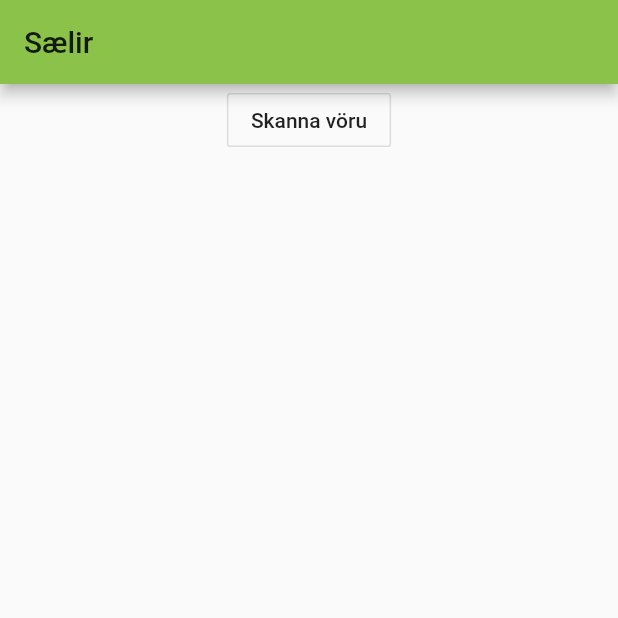
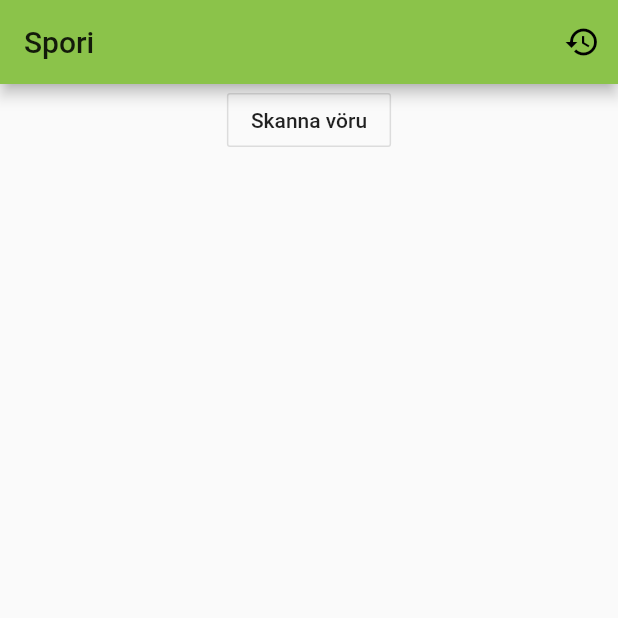
Before and after one commit to rfb2/project_spori, a Flutter app: the screen it shows after launch, after a tap on "Skanna vöru", on a phone screen of 412 x 824 dp, the top half of it. Run offline on Flutter 3.47's test engine with Material 2 defaults, Android fonts, the phone set to English and light mode, and no system bars; our stand-ins replace camera; missing offline and left inert: barcode_scan; network calls fail; statements that could not run were skipped.

Commit message:
App now fetches products with barcode

```diff
--- /dev/null
+++ b/lib/dataClasses.dart
@@ -0,0 +1,22 @@
+class Product {
+  final int id;
+  final String name;
+  final String code;
+  final String packaging;
+  final String origin;
+  final num score;
+
+  Product(
+      {this.id, this.name, this.code, this.packaging, this.origin, this.score});
+
+  factory Product.fromJson(Map<String, dynamic> json) {
+    return Product(
+      id: json['id'],
+      name: json['name'],
+      code: json['code'],
+      packaging: json['packaging'],
+      origin: json['origin'],
+      score: json['score'],
+    );
+  }
+}
--- /dev/null
+++ b/lib/fetchData.dart
@@ -0,0 +1,18 @@
+import 'dart:convert';
+
+import 'package:http/http.dart' as http;
+import 'dataClasses.dart';
+
+Future<Product> fetchProduct(String barcode) async {
+  final response = await http.get('https://spori-backend.herokuapp.com/products/$barcode');
+
+  if (response.statusCode == 200) {
+    // If the server did return a 200 OK response,
+    // then parse the JSON.
+    return Product.fromJson(json.decode(response.body));
+  } else {
+    // If the server did not return a 200 OK response,
+    // then throw an exception.
+    throw Exception('Failed to load Product');
+  }
+}
--- a/lib/main.dart
+++ b/lib/main.dart
@@ -2,6 +2,8 @@ import 'package:camera/camera.dart';
 import 'package:flutter/cupertino.dart';
 import 'package:flutter/material.dart';
 import 'package:barcode_scan/barcode_scan.dart';
+import 'fetchData.dart';
+import 'dataClasses.dart';
 
 void main() => runApp(MyApp());
 
@@ -12,15 +14,6 @@ class MyApp extends StatelessWidget {
     return MaterialApp(
       title: 'Project Spori',
       theme: ThemeData(
-        // This is the theme of your application.
-        //
-        // Try running your application with "flutter run". You'll see the
-        // application has a blue toolbar. Then, without quitting the app, try
-        // changing the primarySwatch below to Colors.green and then invoke
-        // "hot reload" (press "r" in the console where you ran "flutter run",
-        // or simply save your changes to "hot reload" in a Flutter IDE).
-        // Notice that the counter didn't reset back to zero; the application
-        // is not restarted.
         primarySwatch: Colors.lightGreen,
       ),
       home: MyHomePage(),
@@ -42,7 +35,11 @@ class MyHomePage extends StatefulWidget {
 
 class _MyHomePageState extends State<MyHomePage> {
   CameraController _controller;
-  String _barcode = 'No data';
+  final Set<Product> _history = Set<Product>();
+  String _barcode = '';
+  String _name = '';
+  num _score = -1;
+  Image _image;
 
   @override
   void initState() {
@@ -71,7 +68,13 @@ class _MyHomePageState extends State<MyHomePage> {
       appBar: AppBar(
         // Here we take the value from the MyHomePage object that was created by
         // the App.build method, and use it to set our appbar title.
-        title: Text("Sælir"),
+        title: Text("Spori"),
+        actions: <Widget>[
+          IconButton(
+            icon: Icon(Icons.history),
+            onPressed: _pushHistory,
+          ),
+        ],
       ),
       body: Center(
         child: Column(
@@ -81,22 +84,74 @@ class _MyHomePageState extends State<MyHomePage> {
               // in the middle of the parent.
               child: OutlineButton(
                 child: Text("Skanna vöru"),
-                onPressed: getBarcode,
+                onPressed: getProduct,
               ),
             ),
-            Center(
-              child: Text('$_barcode'),
-            ),
+            if (_name.length != 0)
+              Card(
+                child: Column(
+                  children: <Widget>[
+                    if (_barcode.length != 0) Center(child: Text('$_barcode')),
+                    if (_name.length != 0)
+                      Center(
+                        child: Text(
+                          '$_name',
+                          style: TextStyle(
+                              fontWeight: FontWeight.bold, fontSize: 24),
+                        ),
+                      ),
+                    if (_score != -1)
+                      Center(
+                          child: Text(
+                        '$_score',
+                        style: TextStyle(
+                            fontWeight: FontWeight.bold, fontSize: 24),
+                      )),
+                  ],
+                ),
+              ),
           ],
         ),
       ), // This trailing comma makes auto-formatting nicer for build methods.
     );
   }
 
-  Future<void> getBarcode() async {
+  void _pushHistory() {
+    Navigator.of(context).push(
+      MaterialPageRoute<void>(
+        builder: (BuildContext context) {
+          final Iterable<ListTile> tiles = _history.map((Product prod) {
+            return ListTile(
+              title: Text(
+                prod.name,
+              ),
+            );
+          });
+          final List<Widget> divided = ListTile.divideTiles(
+            context: context,
+            tiles: tiles,
+          ).toList();
+          return Scaffold(
+            appBar: AppBar(
+              title: Text('History'),
+            ),
+            body: ListView(children: divided),
+          );
+        },
+      ),
+    );
+  }
+
+  Future<void> getProduct() async {
     String barcode = await BarcodeScanner.scan();
+    Product prod = await fetchProduct(barcode);
+    // Image img = Image.network('https://cdn.aha.is/media/catalog/product/cache/1/image/752x501/4137793dd7223b9146d9dcb53ced065c/i/m/image_6084_1_11_1_181_1_128_1_51_1_2_1_8_1_25_1_10_1_6_2_7_1_8_1_1_1_22_1_7_1_1_2_5_1_14_1_8_1_16_1_16_1_6_1_4_2_2_1_8_1_17_1_4_1_4_1_8_1_5_1_11_1_3_1_6_1_2_1_3_1_4_1_1_2_3_1_1_1_16_2_6_1_3_1_21_1_5_1_8_1_4_1_3_1_2_1_8_3_4_1_921_2_2140_1_831.jpg');
+
     setState(() {
+      _history.add(prod);
       _barcode = barcode;
+      _name = prod.name;
+      _score = prod.score;
     });
   }
 }
--- a/pubspec.yaml
+++ b/pubspec.yaml
@@ -14,7 +14,7 @@ description: A new Flutter application.
 version: 1.0.0+1
 
 environment:
-  sdk: ">=2.1.0 <3.0.0"
+  sdk: ">=2.2.2 <3.0.0"
 
 dependencies:
   flutter:
@@ -23,6 +23,7 @@ dependencies:
   path_provider:
   path:
   barcode_scan: any
+  http: ^0.12.0+4
 
   # The following adds the Cupertino Icons font to your application.
   # Use with the CupertinoIcons class for iOS style icons.
```
Also changed, not shown: pubspec.lock.
